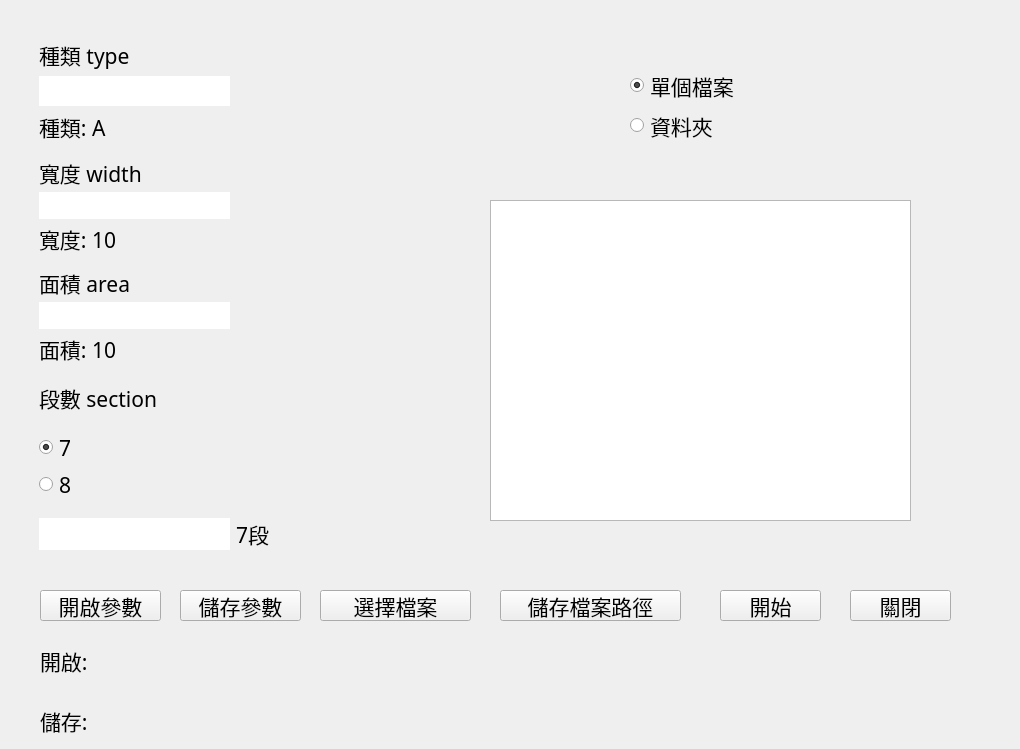
The window that MainWindow.ui (jay890829/ui) describes before a commit, drawn with Qt 5.
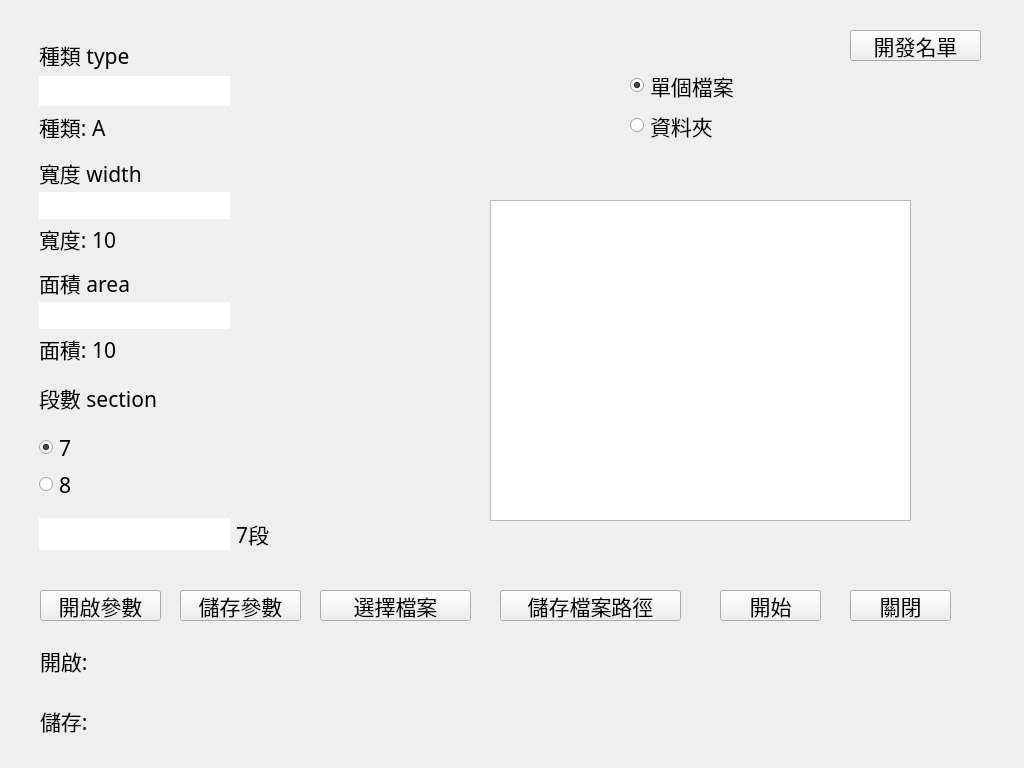
The same window after the commit.

```diff
--- a/MainWindow.ui
+++ b/MainWindow.ui
@@ -9,8 +9,8 @@
    <rect>
     <x>0</x>
     <y>0</y>
-    <width>1020</width>
-    <height>749</height>
+    <width>1024</width>
+    <height>768</height>
    </rect>
   </property>
   <property name="focusPolicy">
@@ -600,6 +600,25 @@
     </property>
    </widget>
   </widget>
+  <widget class="QPushButton" name="aboutbutton">
+   <property name="geometry">
+    <rect>
+     <x>850</x>
+     <y>30</y>
+     <width>131</width>
+     <height>31</height>
+    </rect>
+   </property>
+   <property name="font">
+    <font>
+     <family>微軟正黑體</family>
+     <pointsize>16</pointsize>
+    </font>
+   </property>
+   <property name="text">
+    <string>開發名單</string>
+   </property>
+  </widget>
  </widget>
  <resources/>
  <connections/>
```
